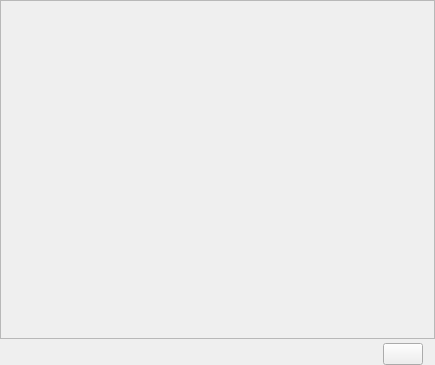
Qt form src/ui/CountdownTimer.ui (ashmanix/obs-plugin-countdown) before a commit.
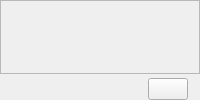
The same form after that commit.

The edit to the form file:
```diff
--- a/src/ui/CountdownTimer.ui
+++ b/src/ui/CountdownTimer.ui
@@ -2,14 +2,6 @@
 <ui version="4.0">
  <class>CountdownTimer</class>
  <widget class="QWidget" name="CountdownTimer">
-  <property name="geometry">
-   <rect>
-    <x>0</x>
-    <y>0</y>
-    <width>435</width>
-    <height>365</height>
-   </rect>
-  </property>
   <layout class="QVBoxLayout" name="verticalLayout_2" stretch="1,0">
    <property name="spacing">
     <number>4</number>
```
